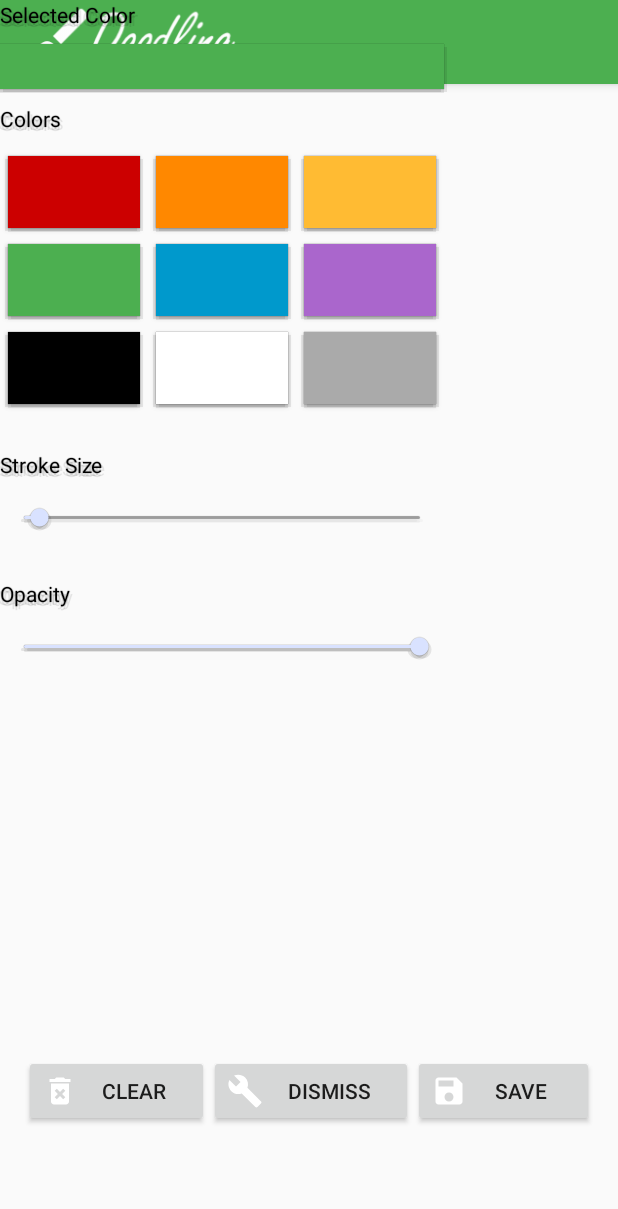
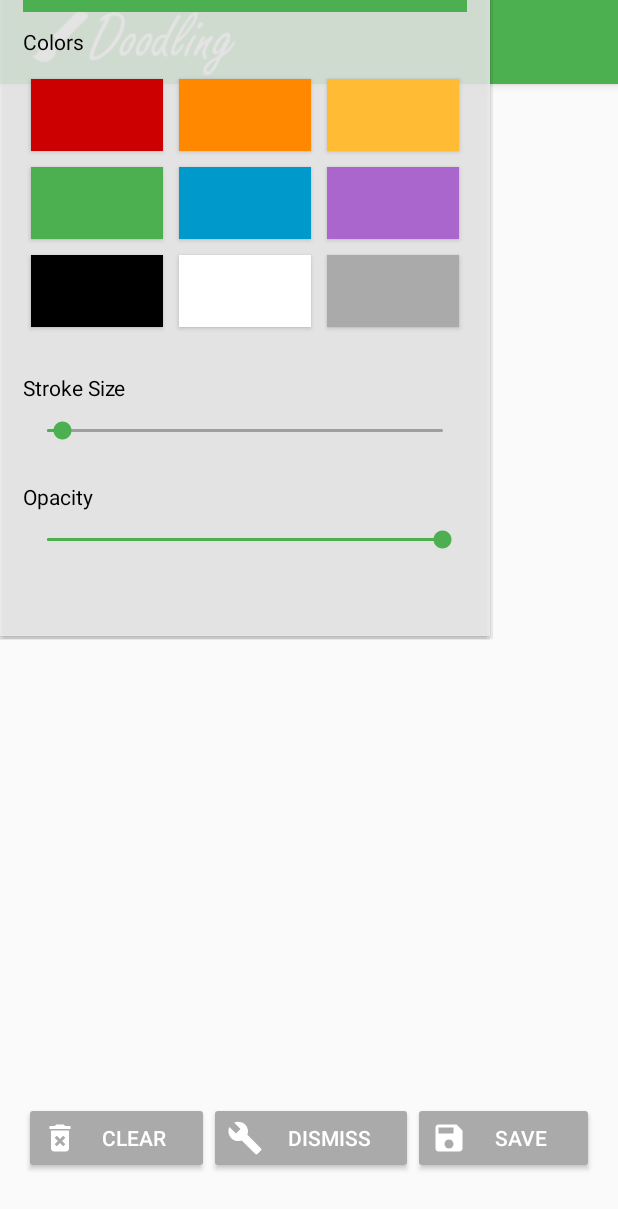
Before and after one commit to ctmyers/cmsc434Doodling, an Android app: the screen it shows after launch (MainActivity), after a tap on "TOOLS", on a phone screen of 412 x 824 dp. Shown: the top 1209 px of the screen. Run offline under Robolectric (Android 15) with nearby library versions, the phone set to English and light mode, and no system bars.

Commit message:
updated colors in UI to be higher contrast/fit with the theme better

```diff
--- a/app/src/main/java/com/carsonmyers/doodling/MainActivity.java
+++ b/app/src/main/java/com/carsonmyers/doodling/MainActivity.java
@@ -95,7 +95,7 @@ public class MainActivity extends AppCompatActivity {
             public void onClick(View v) {
                 if(!popupVisable) {
 
-                    mToolMenu.showAtLocation((RelativeLayout) findViewById(R.id.activity_main), Gravity.CENTER, 0, 0); // displays the tool menu in the center of the screen
+                    mToolMenu.showAtLocation((RelativeLayout) findViewById(R.id.activity_main), Gravity.CENTER, 0, -100); // displays the tool menu in the center of the screen
 
                     mToolsButton.setText("Dismiss");
                     popupVisable = true;
--- a/app/src/main/res/drawable/ic_build.xml
+++ b/app/src/main/res/drawable/ic_build.xml
@@ -5,5 +5,5 @@
         android:viewportHeight="24.0">
     <path
         android:pathData="M22.7,19l-9.1,-9.1c0.9,-2.3 0.4,-5 -1.5,-6.9 -2,-2 -5,-2.4 -7.4,-1.3L9,6 6,9 1.6,4.7C0.4,7.1 0.9,10.1 2.9,12.1c1.9,1.9 4.6,2.4 6.9,1.5l9.1,9.1c0.4,0.4 1,0.4 1.4,0l2.3,-2.3c0.5,-0.4 0.5,-1.1 0.1,-1.4z"
-        android:fillColor="#FFFFFF"/>
+        android:fillColor="@android:color/white"/>
 </vector>
--- a/app/src/main/res/drawable/ic_delete_forever.xml
+++ b/app/src/main/res/drawable/ic_delete_forever.xml
@@ -5,5 +5,5 @@
         android:viewportHeight="24.0">
     <path
         android:pathData="M6,19c0,1.1 0.9,2 2,2h8c1.1,0 2,-0.9 2,-2L18,7L6,7v12zM8.46,11.88l1.41,-1.41L12,12.59l2.12,-2.12 1.41,1.41L13.41,14l2.12,2.12 -1.41,1.41L12,15.41l-2.12,2.12 -1.41,-1.41L10.59,14l-2.13,-2.12zM15.5,4l-1,-1h-5l-1,1L5,4v2h14L19,4z"
-        android:fillColor="#FFFFFF"/>
+        android:fillColor="@android:color/white"/>
 </vector>
--- a/app/src/main/res/drawable/ic_save.xml
+++ b/app/src/main/res/drawable/ic_save.xml
@@ -5,5 +5,5 @@
         android:viewportHeight="24.0">
     <path
         android:pathData="M17,3L5,3c-1.11,0 -2,0.9 -2,2v14c0,1.1 0.89,2 2,2h14c1.1,0 2,-0.9 2,-2L21,7l-4,-4zM12,19c-1.66,0 -3,-1.34 -3,-3s1.34,-3 3,-3 3,1.34 3,3 -1.34,3 -3,3zM15,9L5,9L5,5h10v4z"
-        android:fillColor="#FFFFFF"/>
+        android:fillColor="@android:color/white"/>
 </vector>
--- a/app/src/main/res/layout/activity_main.xml
+++ b/app/src/main/res/layout/activity_main.xml
@@ -14,7 +14,7 @@
         android:orientation="vertical"
         android:layout_width="match_parent"
         android:layout_height="match_parent"
-        android:weightSum="7">
+        android:weightSum="10">
 
         <com.carsonmyers.doodling.DoodleView
             android:layout_width="match_parent"
@@ -28,7 +28,7 @@
             android:orientation="horizontal"
             android:layout_width="match_parent"
             android:layout_height="match_parent"
-            android:layout_weight="6">
+            android:layout_weight="9">
 
             <Button
                 android:text="Clear"
@@ -36,7 +36,9 @@
                 android:layout_height="wrap_content"
                 android:id="@+id/clearButton"
                 android:layout_weight="1"
-                android:drawableLeft="@drawable/ic_delete_forever"/>
+                android:drawableLeft="@drawable/ic_delete_forever"
+                android:textColor="@android:color/white"
+                android:backgroundTint="@android:color/darker_gray" />
 
             <Button
                 android:text=" Tools"
@@ -44,7 +46,9 @@
                 android:layout_height="wrap_content"
                 android:id="@+id/toolsButton"
                 android:layout_weight="1"
-                android:drawableLeft="@drawable/ic_build"/>
+                android:drawableLeft="@drawable/ic_build"
+                android:textColor="@android:color/white"
+                android:backgroundTint="@android:color/darker_gray" />
 
             <Button
                 android:text="Save"
@@ -52,7 +56,9 @@
                 android:layout_height="wrap_content"
                 android:id="@+id/saveButton"
                 android:layout_weight="1"
-                android:drawableLeft="@drawable/ic_save"/>
+                android:drawableLeft="@drawable/ic_save"
+                android:textColor="@android:color/white"
+                android:backgroundTint="@android:color/darker_gray" />
         </LinearLayout>
 
 
--- a/app/src/main/res/layout/tool_menu.xml
+++ b/app/src/main/res/layout/tool_menu.xml
@@ -2,7 +2,9 @@
 <LinearLayout xmlns:android="http://schemas.android.com/apk/res/android"
     android:orientation="vertical" android:layout_width="match_parent"
     android:layout_height="match_parent"
-    android:gravity="center_horizontal">
+    android:gravity="center_horizontal"
+    android:background="@color/toolsBackground"
+    android:padding="15dp">
 
     <TextView
         android:text="Selected Color"
@@ -144,11 +146,9 @@
         android:layout_width="match_parent"
         android:layout_height="wrap_content"
         android:id="@+id/strokeSizeSeekBar"
-        android:paddingTop="10px"
-        android:paddingBottom="10px"
-        android:minHeight="6dip"
-        android:maxHeight="6dip"
-        android:progressBackgroundTint="@android:color/black" />
+        android:progressBackgroundTint="@android:color/black"
+        android:progressTint="@color/colorPrimary"
+        android:thumbTint="@color/colorPrimary" />
 
     <Space
         android:layout_width="match_parent"
@@ -169,11 +169,9 @@
         android:layout_width="match_parent"
         android:layout_height="wrap_content"
         android:id="@+id/opacitySeekBar"
-        android:paddingTop="10px"
-        android:paddingBottom="10px"
-        android:minHeight="6dip"
-        android:maxHeight="6dip"
-        android:progressBackgroundTint="@android:color/black" />
+        android:progressBackgroundTint="@android:color/black"
+        android:progressTint="@color/colorPrimary"
+        android:thumbTint="@color/colorPrimary" />
 
     <Space
         android:layout_width="match_parent"
--- a/app/src/main/res/values/colors.xml
+++ b/app/src/main/res/values/colors.xml
@@ -3,4 +3,5 @@
     <color name="colorPrimary">#4caf50</color>
     <color name="colorPrimaryDark">#388E3C</color>
     <color name="colorAccent">#00BCD4</color>
+    <color name="toolsBackground">#c8ffffff</color>
 </resources>
```
